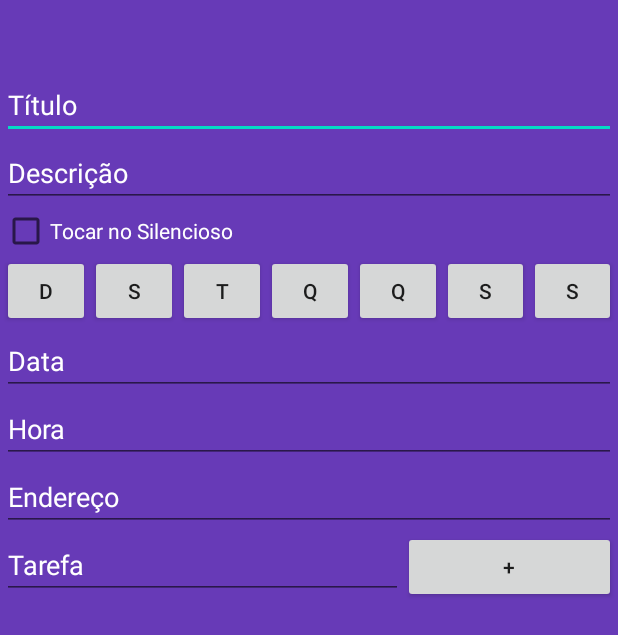
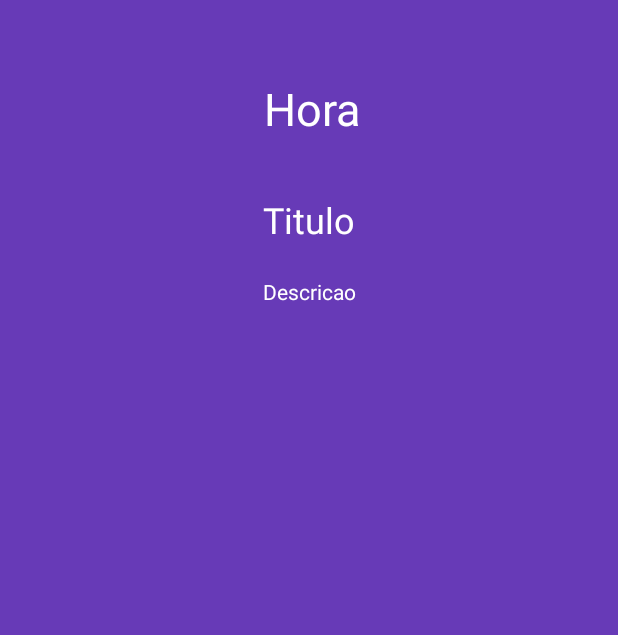
Before and after one commit to GuillermoAlonsoLima/TaskAlarm, an Android app: the layout alarm.xml on its own in the app's theme, with its tools: preview values and no code run, on a phone screen of 412 x 824 dp. Shown: the top 635 px of the screen. Run offline under Robolectric (Android 15) with nearby library versions, the phone set to English and light mode, and no system bars.

Commit message:
criado tela de alarme e modificado nome de alarm para alarm_edit

```diff
--- a/app/src/main/res/layout/activity_main.xml
+++ b/app/src/main/res/layout/activity_main.xml
@@ -22,11 +22,11 @@
             android:orientation="vertical">
 
             <Button
-                android:id="@+id/adicionarVendaBtn"
+                android:id="@+id/adicionarAlarmeBtn"
                 android:layout_width="match_parent"
                 android:layout_height="wrap_content"
                 android:background="#3F51B5"
-                android:text="Adicionar Venda"
+                android:text="Adicionar Alarme"
                 android:textColor="#FFFFFF" />
         </LinearLayout>
 
--- a/app/src/main/res/layout/alarm.xml
+++ b/app/src/main/res/layout/alarm.xml
@@ -6,156 +6,64 @@
     android:layout_height="match_parent"
     android:background="#673AB7">
 
-    <LinearLayout
-        android:layout_width="409dp"
-        android:layout_height="729dp"
+    <TextView
+        android:id="@+id/horaTxt"
+        android:layout_width="wrap_content"
+        android:layout_height="wrap_content"
+        android:layout_marginStart="176dp"
+        android:layout_marginLeft="176dp"
+        android:layout_marginTop="52dp"
+        android:layout_marginEnd="176dp"
+        android:layout_marginRight="176dp"
+        android:text="Hora"
+        android:textColor="#FFFFFF"
+        android:textSize="30sp"
+        app:layout_constraintEnd_toEndOf="parent"
+        app:layout_constraintHorizontal_bias="0.0"
+        app:layout_constraintStart_toStartOf="parent"
+        app:layout_constraintTop_toTopOf="parent" />
+
+    <TextView
+        android:id="@+id/tituloTxt"
+        android:layout_width="wrap_content"
+        android:layout_height="wrap_content"
+        android:layout_marginStart="176dp"
+        android:layout_marginLeft="176dp"
+        android:layout_marginTop="37dp"
+        android:layout_marginEnd="176dp"
+        android:layout_marginRight="176dp"
+        android:text="Titulo"
+        android:textColor="#FFFFFF"
+        android:textSize="24sp"
+        app:layout_constraintEnd_toEndOf="parent"
+        app:layout_constraintStart_toStartOf="parent"
+        app:layout_constraintTop_toBottomOf="@+id/horaTxt" />
+
+    <TextView
+        android:id="@+id/descricaoTxt"
+        android:layout_width="wrap_content"
+        android:layout_height="wrap_content"
+        android:layout_marginStart="176dp"
+        android:layout_marginLeft="176dp"
+        android:layout_marginTop="22dp"
+        android:layout_marginEnd="176dp"
+        android:layout_marginRight="176dp"
+        android:text="Descricao"
+        android:textColor="#FFFFFF"
+        app:layout_constraintEnd_toEndOf="parent"
+        app:layout_constraintStart_toStartOf="parent"
+        app:layout_constraintTop_toBottomOf="@+id/tituloTxt" />
+
+    <androidx.recyclerview.widget.RecyclerView
+        android:layout_width="405dp"
+        android:layout_height="311dp"
         android:layout_marginStart="1dp"
         android:layout_marginLeft="1dp"
-        android:layout_marginTop="1dp"
         android:layout_marginEnd="1dp"
         android:layout_marginRight="1dp"
         android:layout_marginBottom="1dp"
-        android:orientation="vertical"
         app:layout_constraintBottom_toBottomOf="parent"
         app:layout_constraintEnd_toEndOf="parent"
-        app:layout_constraintStart_toStartOf="parent"
-        app:layout_constraintTop_toTopOf="parent">
+        app:layout_constraintStart_toStartOf="parent" />
 
-        <EditText
-            android:id="@+id/tituloTxt"
-            android:layout_width="match_parent"
-            android:layout_height="wrap_content"
-            android:ems="10"
-            android:hint="Título"
-            android:inputType="textPersonName"
-            android:textColor="#FFFFFF"
-            android:textColorHint="#FFFFFF" />
-
-        <EditText
-            android:id="@+id/descricaoTxt"
-            android:layout_width="match_parent"
-            android:layout_height="wrap_content"
-            android:ems="10"
-            android:gravity="start|top"
-            android:hint="Descrição"
-            android:inputType="textMultiLine"
-            android:textColorHint="#FFFFFF" />
-
-        <CheckBox
-            android:id="@+id/silenciosoCb"
-            android:layout_width="match_parent"
-            android:layout_height="wrap_content"
-            android:text="Tocar no Silencioso"
-            android:textColor="#FFFFFF" />
-
-        <LinearLayout
-            android:layout_width="match_parent"
-            android:layout_height="wrap_content"
-            android:orientation="horizontal">
-
-            <Button
-                android:id="@+id/domingoBtn"
-                android:layout_width="wrap_content"
-                android:layout_height="match_parent"
-                android:layout_weight="1"
-                android:text="D" />
-
-            <Button
-                android:id="@+id/segundaBtn"
-                android:layout_width="wrap_content"
-                android:layout_height="match_parent"
-                android:layout_weight="1"
-                android:text="S" />
-
-            <Button
-                android:id="@+id/tercaBtn"
-                android:layout_width="wrap_content"
-                android:layout_height="match_parent"
-                android:layout_weight="1"
-                android:text="T" />
-
-            <Button
-                android:id="@+id/quartaBtn"
-                android:layout_width="wrap_content"
-                android:layout_height="match_parent"
-                android:layout_weight="1"
-                android:text="Q" />
-
-            <Button
-                android:id="@+id/quintaBtn"
-                android:layout_width="wrap_content"
-                android:layout_height="match_parent"
-                android:layout_weight="1"
-                android:text="Q" />
-
-            <Button
-                android:id="@+id/sextaBtn"
-                android:layout_width="wrap_content"
-                android:layout_height="match_parent"
-                android:layout_weight="1"
-                android:text="S" />
-
-            <Button
-                android:id="@+id/sabadoBtn"
-                android:layout_width="wrap_content"
-                android:layout_height="match_parent"
-                android:layout_weight="1"
-                android:text="S" />
-        </LinearLayout>
-
-        <EditText
-            android:id="@+id/dataTxt"
-            android:layout_width="match_parent"
-            android:layout_height="wrap_content"
-            android:ems="10"
-            android:hint="Data"
-            android:inputType="date"
-            android:textColorHint="#FFFFFF" />
-
-        <EditText
-            android:id="@+id/horaTxt"
-            android:layout_width="match_parent"
-            android:layout_height="wrap_content"
-            android:ems="10"
-            android:hint="Hora"
-            android:inputType="time"
-            android:textColorHint="#FFFFFF" />
-
-        <EditText
-            android:id="@+id/enderecoTxt"
-            android:layout_width="match_parent"
-            android:layout_height="wrap_content"
-            android:ems="10"
-            android:hint="Endereço"
-            android:inputType="textPersonName"
-            android:textColorHint="#FFFFFF" />
-
-        <LinearLayout
-            android:layout_width="match_parent"
-            android:layout_height="wrap_content"
-            android:orientation="horizontal">
-
-            <EditText
-                android:id="@+id/tarefaTxt"
-                android:layout_width="wrap_content"
-                android:layout_height="wrap_content"
-                android:layout_weight="1"
-                android:ems="10"
-                android:hint="Tarefa"
-                android:inputType="textPersonName"
-                android:textColorHint="#FFFFFF" />
-
-            <Button
-                android:id="@+id/adicionarTarefaBtn"
-                android:layout_width="wrap_content"
-                android:layout_height="wrap_content"
-                android:layout_weight="1"
-                android:text="+" />
-        </LinearLayout>
-
-        <androidx.recyclerview.widget.RecyclerView
-            android:layout_width="match_parent"
-            android:layout_height="match_parent" />
-
-    </LinearLayout>
 </androidx.constraintlayout.widget.ConstraintLayout>
```
Also changed, not shown: app/src/main/res/layout/alarm_edit.xml (added, +161 -0 lines).
